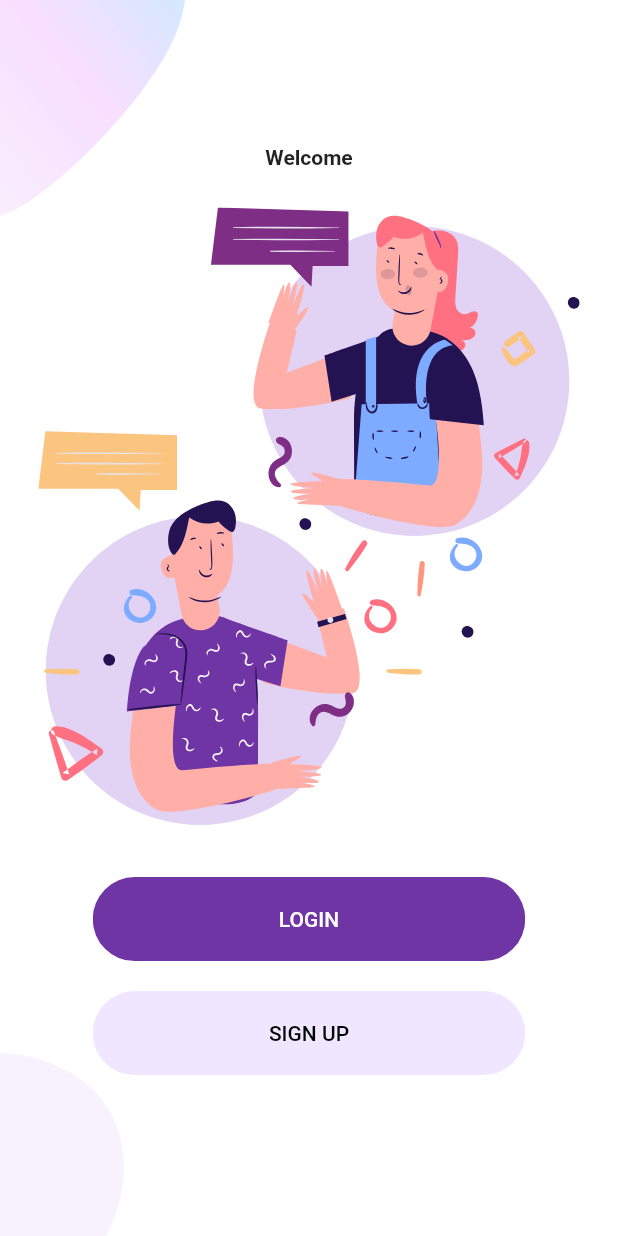
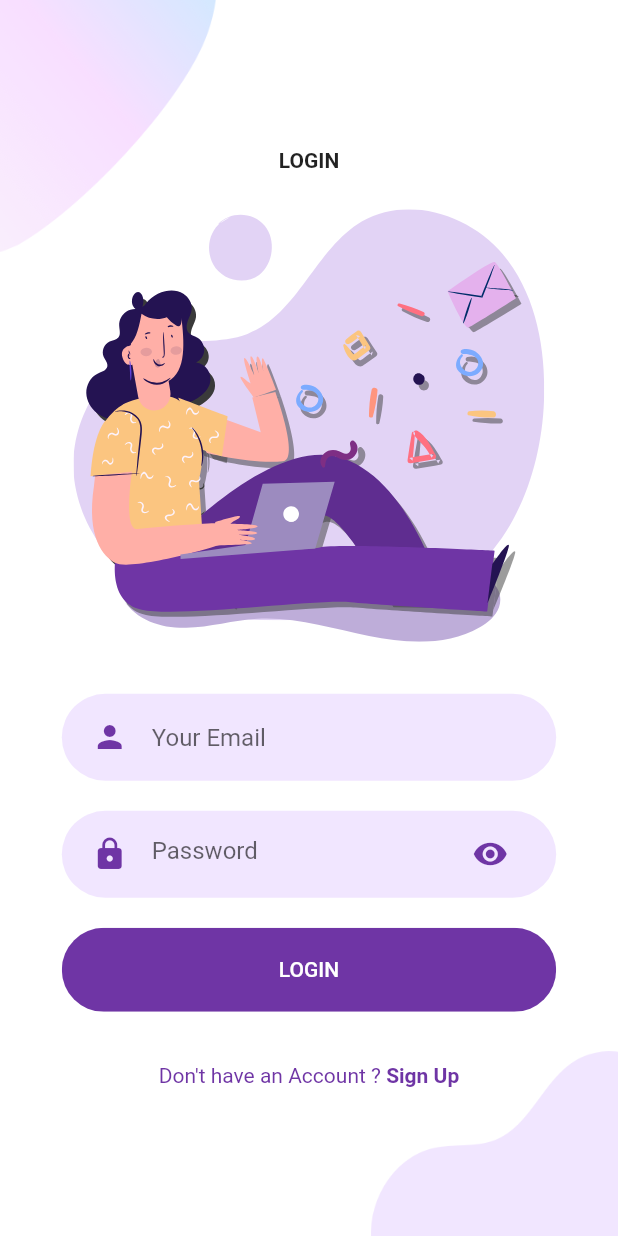
Before and after one commit to furkanogutcu/flutter_login_signup_form_app, a Flutter app: the screen it shows after launch, after a tap on "LOGIN", on a phone screen of 412 x 824 dp. Run offline on Flutter 3.47's test engine with Material 2 defaults, Android fonts, the phone set to English and light mode, and no system bars; our stand-ins replace flutter_svg.

Commit message:
Add Login Screen

```diff
--- /dev/null
+++ b/lib/components/already_have_an_account_check.dart
@@ -0,0 +1,34 @@
+import 'package:flutter/material.dart';
+import 'package:flutter_login_signup_form_app/constants.dart';
+
+class AlreadyHaveAnAccountCheck extends StatelessWidget {
+  final bool login;
+  final void Function() onPress;
+
+  const AlreadyHaveAnAccountCheck({
+    Key? key,
+    this.login = true,
+    required this.onPress,
+  }) : super(key: key);
+
+  @override
+  Widget build(BuildContext context) {
+    return Row(
+      mainAxisAlignment: MainAxisAlignment.center,
+      children: <Widget>[
+        const Text(
+          "Don't have an Account ? ",
+          style: TextStyle(color: appPrimaryColor),
+        ),
+        GestureDetector(
+          onTap: onPress,
+          child: Text(
+            login ? "Sign Up" : "Sign in",
+            style: const TextStyle(
+                color: appPrimaryColor, fontWeight: FontWeight.bold),
+          ),
+        )
+      ],
+    );
+  }
+}
--- a/lib/components/rounded_button.dart
+++ b/lib/components/rounded_button.dart
@@ -19,7 +19,7 @@ class RoundedButton extends StatelessWidget {
     Size size = MediaQuery.of(context).size;
     return Container(
       margin: const EdgeInsets.symmetric(vertical: 10),
-      width: size.width * 0.7,
+      width: size.width * 0.8,
       child: ClipRRect(
         borderRadius: BorderRadius.circular(29),
         child: TextButton(
--- /dev/null
+++ b/lib/components/rounded_input_field.dart
@@ -0,0 +1,34 @@
+import 'package:flutter/material.dart';
+import 'package:flutter_login_signup_form_app/components/text_field_container.dart';
+import 'package:flutter_login_signup_form_app/constants.dart';
+
+class RoundedInputField extends StatelessWidget {
+  final String hintText;
+  final IconData icon;
+  final ValueChanged<String> onChanged;
+  final Color backColor;
+
+  const RoundedInputField({
+    Key? key,
+    required this.hintText,
+    required this.icon,
+    required this.onChanged,
+    this.backColor = appPrimaryColor,
+  }) : super(key: key);
+
+  @override
+  Widget build(BuildContext context) {
+    return TextFieldContainer(
+      child: TextField(
+        onChanged: onChanged,
+        decoration: InputDecoration(
+            icon: Icon(
+              icon,
+              color: backColor,
+            ),
+            hintText: hintText,
+            border: InputBorder.none),
+      ),
+    );
+  }
+}
--- /dev/null
+++ b/lib/components/rounded_password_field.dart
@@ -0,0 +1,30 @@
+import 'package:flutter/material.dart';
+import 'package:flutter_login_signup_form_app/components/text_field_container.dart';
+import 'package:flutter_login_signup_form_app/constants.dart';
+
+class RoundedPasswordField extends StatelessWidget {
+  final ValueChanged<String> onChanged;
+
+  const RoundedPasswordField({
+    Key? key,
+    required this.onChanged,
+  }) : super(key: key);
+
+  @override
+  Widget build(BuildContext context) {
+    return TextFieldContainer(
+      child: TextField(
+        obscureText: true,
+        onChanged: onChanged,
+        decoration: const InputDecoration(
+            hintText: "Password",
+            icon: Icon(
+              Icons.lock,
+              color: appPrimaryColor,
+            ),
+            suffixIcon: Icon(Icons.visibility, color: appPrimaryColor),
+            border: InputBorder.none),
+      ),
+    );
+  }
+}
--- /dev/null
+++ b/lib/components/text_field_container.dart
@@ -0,0 +1,24 @@
+import 'package:flutter/material.dart';
+import 'package:flutter_login_signup_form_app/constants.dart';
+
+class TextFieldContainer extends StatelessWidget {
+  final Widget child;
+
+  const TextFieldContainer({
+    Key? key,
+    required this.child,
+  }) : super(key: key);
+
+  @override
+  Widget build(BuildContext context) {
+    Size size = MediaQuery.of(context).size;
+    return Container(
+      margin: const EdgeInsets.symmetric(vertical: 10),
+      padding: const EdgeInsets.symmetric(horizontal: 20, vertical: 5),
+      width: size.width * 0.8,
+      decoration: BoxDecoration(
+          color: appPrimaryLightColor, borderRadius: BorderRadius.circular(29)),
+      child: child,
+    );
+  }
+}
--- /dev/null
+++ b/lib/screens/login/components/background.dart
@@ -0,0 +1,37 @@
+import 'package:flutter/material.dart';
+
+class Background extends StatelessWidget {
+  final Widget child;
+
+  const Background({
+    Key? key,
+    required this.child,
+  }) : super(key: key);
+
+  @override
+  Widget build(BuildContext context) {
+    Size size = MediaQuery.of(context).size;
+    return Container(
+      width: double.infinity,
+      height: size.height,
+      child: Stack(
+        alignment: Alignment.center,
+        children: <Widget>[
+          Positioned(
+            top: 0,
+            left: 0,
+            child: Image.asset("assets/images/main_top.png",
+                width: size.width * 0.35),
+          ),
+          Positioned(
+            bottom: 0,
+            right: 0,
+            child: Image.asset("assets/images/login_bottom.png"),
+            width: size.width * 0.4,
+          ),
+          child,
+        ],
+      ),
+    );
+  }
+}
--- /dev/null
+++ b/lib/screens/login/components/body.dart
@@ -0,0 +1,51 @@
+import 'package:flutter/material.dart';
+import 'package:flutter_login_signup_form_app/components/already_have_an_account_check.dart';
+import 'package:flutter_login_signup_form_app/components/rounded_button.dart';
+import 'package:flutter_login_signup_form_app/components/rounded_input_field.dart';
+import 'package:flutter_login_signup_form_app/components/rounded_password_field.dart';
+import 'package:flutter_login_signup_form_app/screens/login/components/background.dart';
+import 'package:flutter_svg/flutter_svg.dart';
+
+class Body extends StatelessWidget {
+  const Body({
+    Key? key,
+  }) : super(key: key);
+
+  @override
+  Widget build(BuildContext context) {
+    Size size = MediaQuery.of(context).size;
+    return Background(
+      child: Column(
+        mainAxisAlignment: MainAxisAlignment.center,
+        children: <Widget>[
+          const Text("LOGIN", style: TextStyle(fontWeight: FontWeight.bold)),
+          SizedBox(
+            height: size.height * 0.03,
+          ),
+          SvgPicture.asset(
+            "assets/icons/login.svg",
+            height: size.height * 0.35,
+          ),
+          SizedBox(
+            height: size.height * 0.03,
+          ),
+          RoundedInputField(
+            hintText: "Your Email",
+            icon: Icons.person,
+            onChanged: (value) {},
+          ),
+          RoundedPasswordField(
+            onChanged: (value) {},
+          ),
+          RoundedButton(buttonText: "LOGIN", onPress: () {}),
+          SizedBox(
+            height: size.height * 0.03,
+          ),
+          AlreadyHaveAnAccountCheck(
+            onPress: () {},
+          )
+        ],
+      ),
+    );
+  }
+}
--- /dev/null
+++ b/lib/screens/login/login_screen.dart
@@ -0,0 +1,11 @@
+import 'package:flutter/material.dart';
+import 'package:flutter_login_signup_form_app/screens/login/components/body.dart';
+
+class LoginScreen extends StatelessWidget {
+  @override
+  Widget build(BuildContext context) {
+    return const Scaffold(
+      body: Body(),
+    );
+  }
+}
--- a/lib/screens/welcome/components/body.dart
+++ b/lib/screens/welcome/components/body.dart
@@ -1,6 +1,7 @@
 import 'package:flutter/material.dart';
 import 'package:flutter_login_signup_form_app/components/rounded_button.dart';
 import 'package:flutter_login_signup_form_app/constants.dart';
+import 'package:flutter_login_signup_form_app/screens/login/login_screen.dart';
 import 'package:flutter_login_signup_form_app/screens/welcome/components/background.dart';
 import 'package:flutter_svg/flutter_svg.dart';
 
@@ -29,7 +30,16 @@ class Body extends StatelessWidget {
             ),
             RoundedButton(
               buttonText: "LOGIN",
-              onPress: () {},
+              onPress: () {
+                Navigator.push(
+                  context,
+                  MaterialPageRoute(
+                    builder: (context) {
+                      return LoginScreen();
+                    },
+                  ),
+                );
+              },
             ),
             RoundedButton(
               buttonText: "SIGN UP",
```
